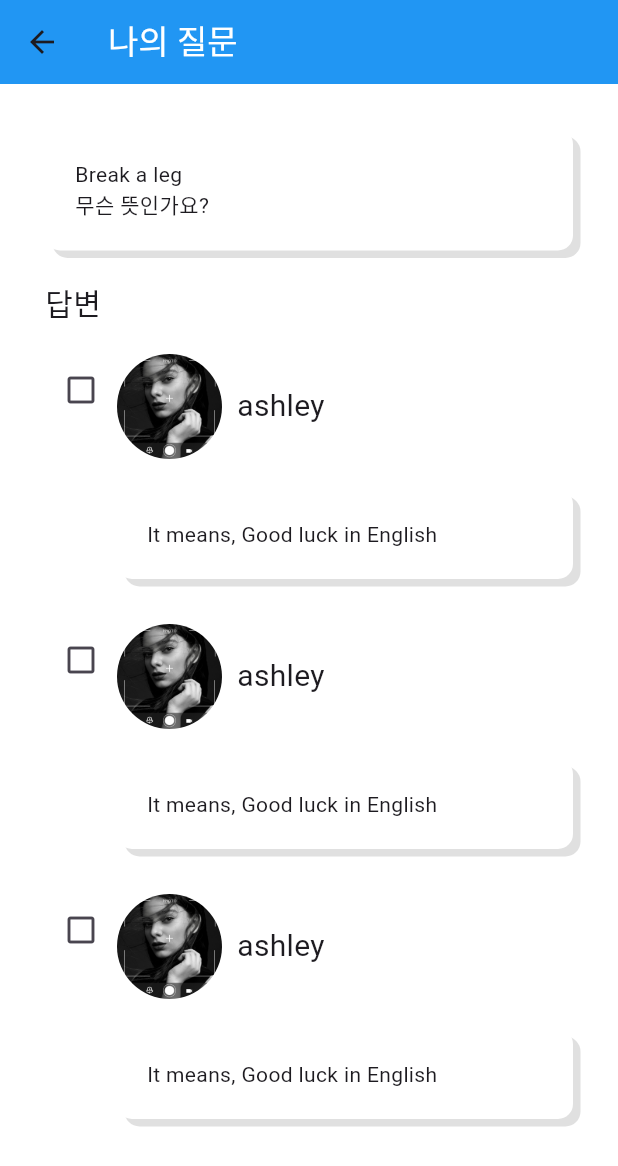
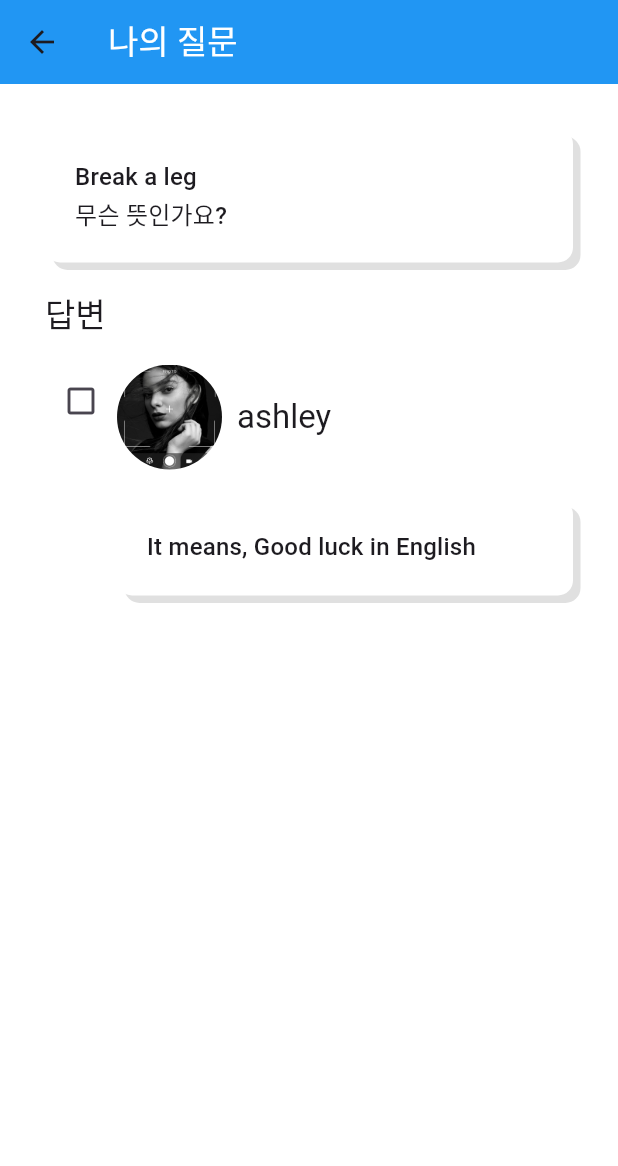
Before and after one commit to SeSACYongsan/langpal, a Flutter app: the MyQuestionDetailScreen screen opened directly, on a phone screen of 412 x 824 dp. Shown: the top 1166 px of the screen. Run offline on Flutter 3.47's test engine with Material 3 defaults, Android fonts, the phone set to English and light mode, and no system bars; our stand-ins replace flutter_riverpod, go_router, google_fonts; Roboto replaces fonts that are missing (CookieRun).

Commit message:
Update my_question_detail_screen.dart

```diff
--- a/lib/screens/my_question_detail_screen.dart
+++ b/lib/screens/my_question_detail_screen.dart
@@ -33,20 +33,24 @@ class MyQuestionDetailScreen extends StatelessWidget {
                     ),
                   ],
                 ),
-                child: const Column(
+                child: Column(
                   crossAxisAlignment: CrossAxisAlignment.stretch,
                   children: [
-                    Text("Break a leg"),
-                    Text("무슨 뜻인가요?"),
+                    Text(
+                      "Break a leg",
+                      style: Theme.of(context).textTheme.titleMedium,
+                    ),
+                    Text(
+                      "무슨 뜻인가요?",
+                      style: Theme.of(context).textTheme.titleMedium,
+                    ),
                   ],
                 ),
               ),
               const SizedBox(height: 20),
-              const Text(
+              Text(
                 "답변",
-                style: TextStyle(
-                  fontSize: 20,
-                ),
+                style: Theme.of(context).textTheme.titleLarge,
               ),
               const SizedBox(height: 20),
               Row(
@@ -70,11 +74,9 @@ class MyQuestionDetailScreen extends StatelessWidget {
                               ),
                             ),
                             const SizedBox(width: 10),
-                            const Text(
+                            Text(
                               "ashley",
-                              style: TextStyle(
-                                fontSize: 20,
-                              ),
+                              style: Theme.of(context).textTheme.titleLarge,
                             ),
                           ],
                         ),
@@ -91,107 +93,10 @@ class MyQuestionDetailScreen extends StatelessWidget {
                             ],
                           ),
                           padding: const EdgeInsets.all(20),
-                          child: const Text("It means, Good luck in English"),
-                        ),
-                      ],
-                    ),
-                  ),
-                ],
-              ),
-              const SizedBox(height: 30),
-              Row(
-                crossAxisAlignment: CrossAxisAlignment.start,
-                children: [
-                  IconButton(
-                    onPressed: () {},
-                    icon: const Icon(Icons.check_box_outline_blank),
-                  ),
-                  Expanded(
-                    child: Column(
-                      crossAxisAlignment: CrossAxisAlignment.stretch,
-                      children: [
-                        Row(
-                          children: [
-                            ClipRRect(
-                              borderRadius: BorderRadius.circular(50),
-                              child: Image.asset(
-                                "assets/images/profile.png",
-                                width: 70,
-                              ),
-                            ),
-                            const SizedBox(width: 10),
-                            const Text(
-                              "ashley",
-                              style: TextStyle(
-                                fontSize: 20,
-                              ),
-                            ),
-                          ],
-                        ),
-                        const SizedBox(height: 20),
-                        Container(
-                          decoration: BoxDecoration(
-                            borderRadius: BorderRadius.circular(10),
-                            color: Colors.white,
-                            boxShadow: const [
-                              BoxShadow(
-                                offset: Offset(5, 5),
-                                color: Colors.black12,
-                              ),
-                            ],
+                          child: Text(
+                            "It means, Good luck in English",
+                            style: Theme.of(context).textTheme.titleMedium,
                           ),
-                          padding: const EdgeInsets.all(20),
-                          child: const Text("It means, Good luck in English"),
-                        ),
-                      ],
-                    ),
-                  ),
-                ],
-              ),
-              const SizedBox(height: 30),
-              Row(
-                crossAxisAlignment: CrossAxisAlignment.start,
-                children: [
-                  IconButton(
-                    onPressed: () {},
-                    icon: const Icon(Icons.check_box_outline_blank),
-                  ),
-                  Expanded(
-                    child: Column(
-                      crossAxisAlignment: CrossAxisAlignment.stretch,
-                      children: [
-                        Row(
-                          children: [
-                            ClipRRect(
-                              borderRadius: BorderRadius.circular(50),
-                              child: Image.asset(
-                                "assets/images/profile.png",
-                                width: 70,
-                              ),
-                            ),
-                            const SizedBox(width: 10),
-                            const Text(
-                              "ashley",
-                              style: TextStyle(
-                                fontSize: 20,
-                              ),
-                            ),
-                          ],
-                        ),
-                        const SizedBox(height: 20),
-                        Container(
-                          decoration: BoxDecoration(
-                            borderRadius: BorderRadius.circular(10),
-                            color: Colors.white,
-                            boxShadow: const [
-                              BoxShadow(
-                                offset: Offset(5, 5),
-                                color: Colors.black12,
-                              ),
-                            ],
-                          ),
-                          padding: const EdgeInsets.all(20),
-                          child: const Text("It means, Good luck in English"),
                         ),
                       ],
                     ),
```
